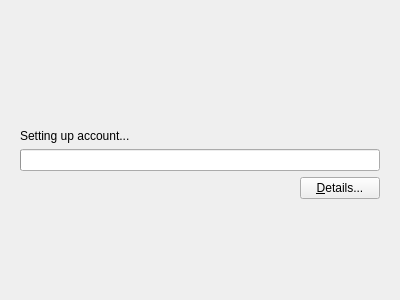
Qt form accountwizard/setuppage.ui (KDE/kdepim-runtime) before a commit.
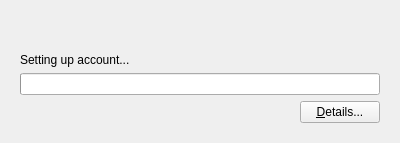
The same form after that commit. Custom widgets are drawn as their Qt base class.

Commit message: Resize initial screen. Add support for a cli option to point to a tar-package.

```diff
--- a/accountwizard/setuppage.ui
+++ b/accountwizard/setuppage.ui
@@ -7,7 +7,7 @@
     <x>0</x>
     <y>0</y>
     <width>400</width>
-    <height>300</height>
+    <height>143</height>
    </rect>
   </property>
   <layout class="QVBoxLayout" name="verticalLayout_2">
```
The commit also changes 6 other files.
